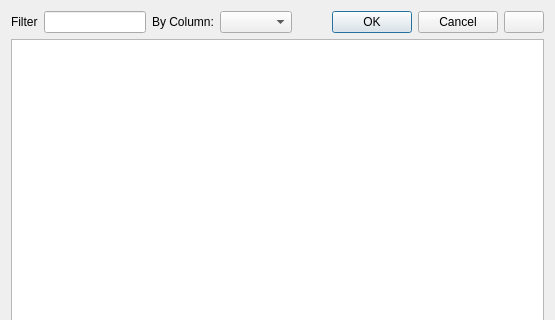
This is civilTools/widgets/results.ui in ebrahimraeyat/OSAFE as Qt 5 draws it before an edit; both pictures show x 0 to 555 and y 0 to 320 of the 555 by 484 pixel window. The edited form follows.
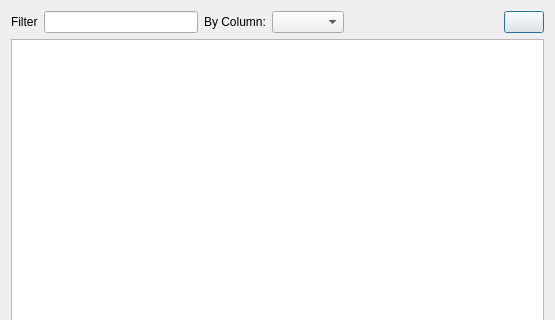
This is the edited form. Icons and pictures are not drawn.

Commit message: bug in show results dialog

Diff of the .ui file:
```diff
--- a/civilTools/widgets/results.ui
+++ b/civilTools/widgets/results.ui
@@ -61,16 +61,6 @@
        </property>
       </spacer>
      </item>
-     <item>
-      <widget class="QDialogButtonBox" name="buttonBox">
-       <property name="orientation">
-        <enum>Qt::Horizontal</enum>
-       </property>
-       <property name="standardButtons">
-        <set>QDialogButtonBox::Cancel|QDialogButtonBox::Ok</set>
-       </property>
-      </widget>
-     </item>
      <item>
       <widget class="QPushButton" name="push_button_to_excel">
        <property name="text">
```
Left out of the diff: 41 changed lines with no effect on the pictures. The commit also changes 4 other files.
